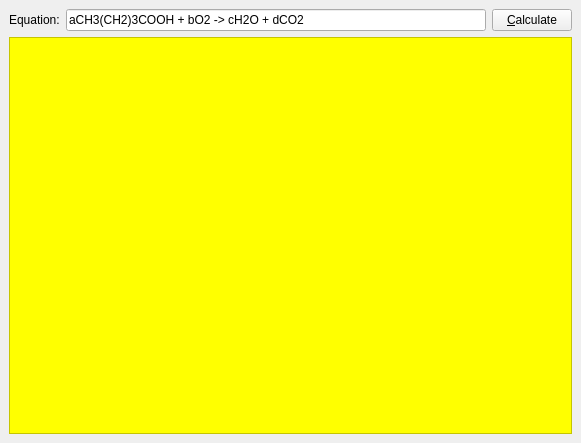
The window that src/equationview.ui (KDE/kalzium) describes before a commit, drawn with Qt 5.
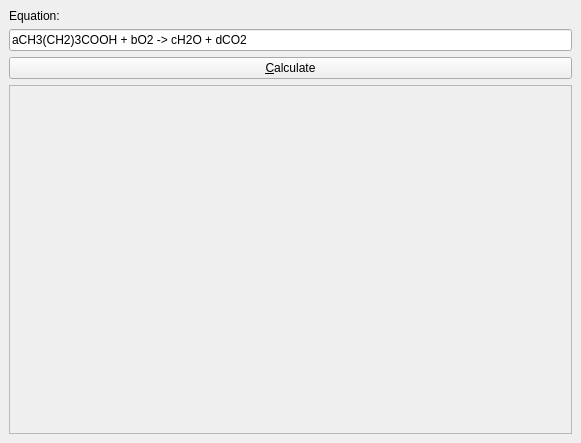
The same window after the commit. Custom widgets are drawn as their Qt base class.

Commit message: small equationslover gui tweaks. removing yellow color from the frame.

Patch:
```diff
--- a/src/equationview.ui
+++ b/src/equationview.ui
@@ -16,128 +16,25 @@
    <property name="spacing" >
     <number>6</number>
    </property>
-   <item row="2" column="0" >
-    <widget class="QFrame" name="frame" >
-     <property name="palette" >
-      <palette>
-       <active>
-        <colorrole role="Base" >
-         <brush brushstyle="SolidPattern" >
-          <color alpha="255" >
-           <red>255</red>
-           <green>255</green>
-           <blue>255</blue>
-          </color>
-         </brush>
-        </colorrole>
-        <colorrole role="Window" >
-         <brush brushstyle="SolidPattern" >
-          <color alpha="255" >
-           <red>255</red>
-           <green>255</green>
-           <blue>0</blue>
-          </color>
-         </brush>
-        </colorrole>
-       </active>
-       <inactive>
-        <colorrole role="Base" >
-         <brush brushstyle="SolidPattern" >
-          <color alpha="255" >
-           <red>255</red>
-           <green>255</green>
-           <blue>255</blue>
-          </color>
-         </brush>
-        </colorrole>
-        <colorrole role="Window" >
-         <brush brushstyle="SolidPattern" >
-          <color alpha="255" >
-           <red>255</red>
-           <green>255</green>
-           <blue>0</blue>
-          </color>
-         </brush>
-        </colorrole>
-       </inactive>
-       <disabled>
-        <colorrole role="Base" >
-         <brush brushstyle="SolidPattern" >
-          <color alpha="255" >
-           <red>255</red>
-           <green>255</green>
-           <blue>0</blue>
-          </color>
-         </brush>
-        </colorrole>
-        <colorrole role="Window" >
-         <brush brushstyle="SolidPattern" >
-          <color alpha="255" >
-           <red>255</red>
-           <green>255</green>
-           <blue>0</blue>
-          </color>
-         </brush>
-        </colorrole>
-       </disabled>
-      </palette>
-     </property>
-     <property name="autoFillBackground" >
-      <bool>true</bool>
-     </property>
-     <property name="frameShape" >
-      <enum>QFrame::StyledPanel</enum>
-     </property>
-     <property name="frameShadow" >
-      <enum>QFrame::Raised</enum>
-     </property>
-     <layout class="QGridLayout" >
-      <property name="margin" >
-       <number>9</number>
-      </property>
-      <property name="spacing" >
-       <number>6</number>
-      </property>
-      <item row="0" column="0" >
-       <widget class="QLabel" name="answer_label" >
-        <property name="frameShape" >
-         <enum>QFrame::NoFrame</enum>
-        </property>
-        <property name="frameShadow" >
-         <enum>QFrame::Plain</enum>
-        </property>
-        <property name="text" >
-         <string/>
-        </property>
-        <property name="textFormat" >
-         <enum>Qt::RichText</enum>
-        </property>
-       </widget>
-      </item>
-     </layout>
-    </widget>
-   </item>
-   <item row="0" column="0" >
-    <layout class="QHBoxLayout" >
-     <property name="margin" >
-      <number>0</number>
-     </property>
-     <property name="spacing" >
+   <item row="0" column="0">
+    <layout class="QVBoxLayout" name="verticalLayout">
+     <property name="spacing">
       <number>6</number>
      </property>
+     <property name="margin">
+      <number>0</number>
+     </property>
      <item>
-      <widget class="QLabel" name="label" >
-       <property name="text" >
+      <widget class="QLabel" name="label">
+       <property name="text">
         <string>Equation:</string>
        </property>
       </widget>
      </item>
      <item>
-      <widget class="KLineEdit" name="lineEdit" >
-       <property name="sizePolicy" >
-        <sizepolicy>
-         <hsizetype>7</hsizetype>
-         <vsizetype>0</vsizetype>
+      <widget class="KLineEdit" name="lineEdit">
+       <property name="sizePolicy">
+        <sizepolicy hsizetype="Expanding" vsizetype="Fixed">
          <horstretch>0</horstretch>
          <verstretch>0</verstretch>
         </sizepolicy>
@@ -166,8 +63,8 @@
       </widget>
      </item>
      <item>
-      <widget class="KPushButton" name="calculateButton" >
-       <property name="toolTip" >
+      <widget class="KPushButton" name="calculateButton">
+       <property name="toolTip">
         <string>If you press this button the equation on the left will be balanced.</string>
        </property>
        <property name="whatsThis" >
@@ -178,21 +75,55 @@
        </property>
       </widget>
      </item>
+     <item>
+      <widget class="QFrame" name="frame">
+       <property name="frameShape">
+        <enum>QFrame::StyledPanel</enum>
+       </property>
+       <property name="frameShadow">
+        <enum>QFrame::Raised</enum>
+       </property>
+       <layout class="QVBoxLayout" name="verticalLayout_2">
+        <item>
+         <widget class="QLabel" name="answer_label">
+          <property name="sizePolicy">
+           <sizepolicy hsizetype="Preferred" vsizetype="MinimumExpanding">
+            <horstretch>0</horstretch>
+            <verstretch>0</verstretch>
+           </sizepolicy>
+          </property>
+          <property name="frameShape">
+           <enum>QFrame::NoFrame</enum>
+          </property>
+          <property name="frameShadow">
+           <enum>QFrame::Plain</enum>
+          </property>
+          <property name="text">
+           <string/>
+          </property>
+          <property name="textFormat">
+           <enum>Qt::RichText</enum>
+          </property>
+         </widget>
+        </item>
+       </layout>
+      </widget>
+     </item>
     </layout>
    </item>
   </layout>
  </widget>
  <customwidgets>
-  <customwidget>
-   <class>KLineEdit</class>
-   <extends>QLineEdit</extends>
-   <header>klineedit.h</header>
-  </customwidget>
   <customwidget>
    <class>KPushButton</class>
    <extends>QPushButton</extends>
    <header>kpushbutton.h</header>
   </customwidget>
+  <customwidget>
+   <class>KLineEdit</class>
+   <extends>QLineEdit</extends>
+   <header>klineedit.h</header>
+  </customwidget>
  </customwidgets>
  <resources/>
  <connections/>
```
Left out of the diff: 31 changed lines with no effect on the pictures. The commit also changes 2 other files.
